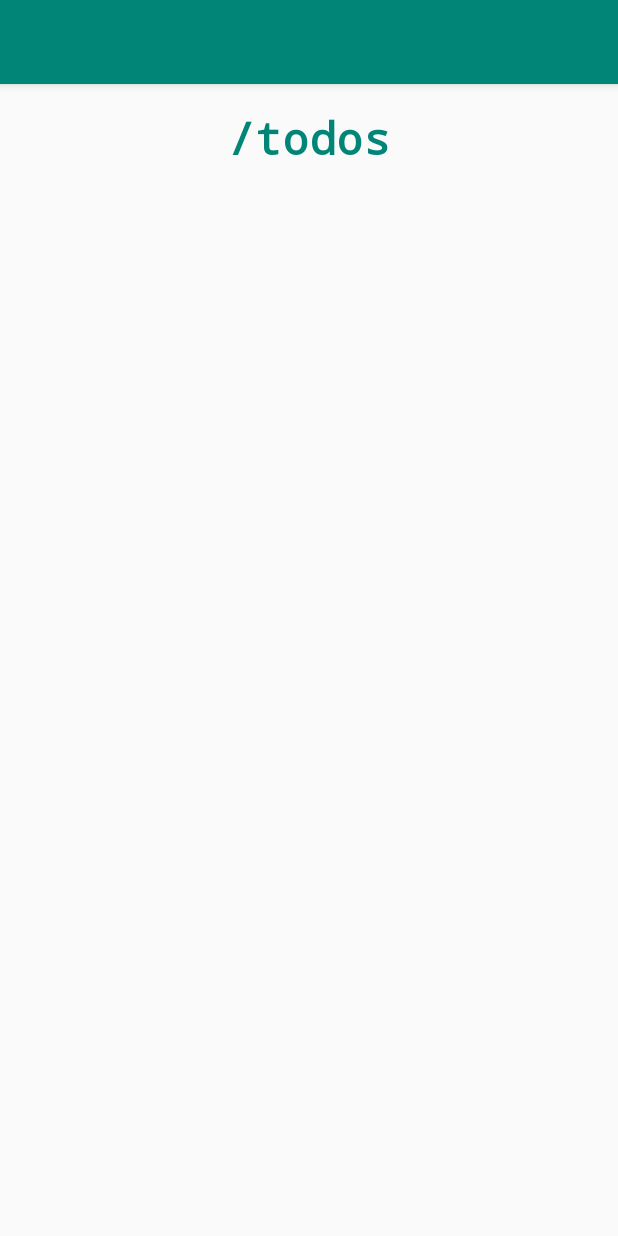
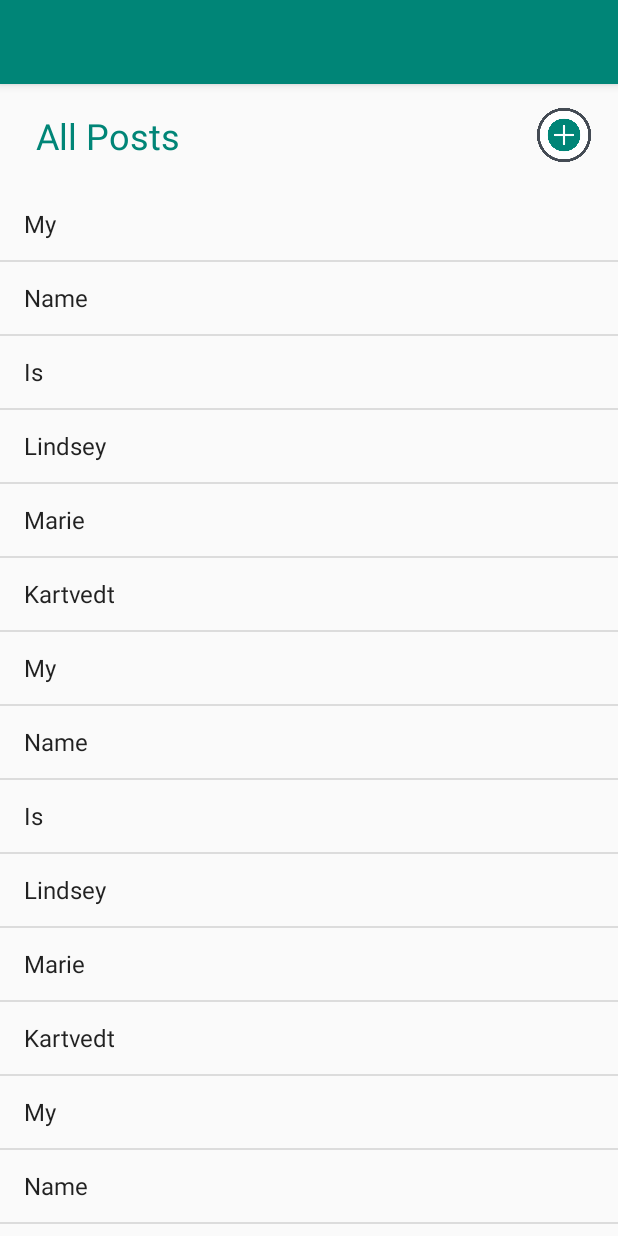
Before and after one commit to lkartvedt-A/YayInternet, an Android app: the screen it shows after launch (MainActivity), on a phone screen of 412 x 824 dp. Run offline under Robolectric (Android 15) with nearby library versions, the phone set to English and light mode, and no system bars.

Commit message:
new layouts and list view

```diff
--- a/app/build.gradle
+++ b/app/build.gradle
@@ -4,7 +4,7 @@ android {
     compileSdkVersion 28
     defaultConfig {
         applicationId "com.example.learningble"
-        minSdkVersion 18
+        minSdkVersion 21
         targetSdkVersion 28
         versionCode 1
         versionName "1.0"
@@ -26,4 +26,5 @@ dependencies {
     androidTestImplementation 'com.android.support.test:runner:1.0.2'
     androidTestImplementation 'com.android.support.test.espresso:espresso-core:3.0.2'
     implementation 'com.android.support:design:28.0.0'
+    implementation 'com.android.support:mediarouter-v7:28.0.0'
 }
--- a/app/src/main/AndroidManifest.xml
+++ b/app/src/main/AndroidManifest.xml
@@ -11,7 +11,8 @@
         android:supportsRtl="true"
         android:theme="@style/AppTheme"
         tools:ignore="GoogleAppIndexingWarning">
-        <activity android:name=".DeleteActivity"></activity>
+        <activity android:name=".CreatePost"></activity>
+        <activity android:name=".DeleteActivity" />
         <activity android:name=".PatchActivity" />
         <activity android:name=".PutActivity" />
         <activity android:name=".GetActivity" />
--- a/app/src/main/java/com/example/learningble/MainActivity.java
+++ b/app/src/main/java/com/example/learningble/MainActivity.java
@@ -5,17 +5,104 @@ import android.support.v7.app.AppCompatActivity;
 import android.os.Bundle;
 import android.util.Log;
 import android.view.View;
+import android.support.v7.widget.Toolbar;
+import android.widget.ArrayAdapter;
+import android.widget.Button;
+import android.widget.ListView;
+import java.net.URL;
+import java.io.DataOutputStream;
+import java.io.InputStreamReader;
+import java.io.OutputStream;
+import java.io.BufferedReader;
+import java.net.HttpURLConnection;
 
-public class MainActivity extends AppCompatActivity { //implements View.OnClickListener {
+import java.util.ArrayList;
+
+public class MainActivity extends AppCompatActivity implements View.OnClickListener {
 
     Intent intent;
+    ListView listview;
 
     @Override
     protected void onCreate(Bundle savedInstanceState) {
         super.onCreate(savedInstanceState);
         setContentView(R.layout.activity_main);
 
+        Toolbar myToolbar = findViewById(R.id.my_toolbar);
+        setSupportActionBar(myToolbar);
+
+        findViewById(R.id.plus_button).setOnClickListener(this);
+
+        listview = findViewById(R.id.list_view);
+
+        ArrayList<String> arrayList = new ArrayList<>();
+
+        arrayList.add("My");
+        arrayList.add("Name");
+        arrayList.add("Is");
+        arrayList.add("Lindsey");
+        arrayList.add("Marie");
+        arrayList.add("Kartvedt");
+        arrayList.add("My");
+        arrayList.add("Name");
+        arrayList.add("Is");
+        arrayList.add("Lindsey");
+        arrayList.add("Marie");
+        arrayList.add("Kartvedt");
+        arrayList.add("My");
+        arrayList.add("Name");
+        arrayList.add("Is");
+        arrayList.add("Lindsey");
+        arrayList.add("Marie");
+        arrayList.add("Kartvedt");
+        arrayList.add("My");
+        arrayList.add("Name");
+        arrayList.add("Is");
+        arrayList.add("Lindsey");
+        arrayList.add("Marie");
+        arrayList.add("Kartvedt");
+
+        ArrayAdapter arrayAdapter = new ArrayAdapter(this, android.R.layout.simple_list_item_1, arrayList);
+
+        listview.setAdapter(arrayAdapter);
 
     }
 
+//    public static void getPostsList() {
+//
+//        try {
+//            getPostStartup(new URL(baseURL));
+//        } catch (Exception ex) {
+//            System.out.println("Error occured");
+//        }
+//    }
+//
+//    public static void getPostStartup(URL url) {
+//
+//        try {
+//            conn = (HttpURLConnection) url.openConnection();
+//            conn.setRequestMethod("GET");
+//
+//            conn.setDoOutput(true);
+//            conn.connect();
+//            printData(conn);
+//        } catch(Exception ex) {
+//            System.out.println("Error occured");
+//        }
+//    }
+
+
+    @Override
+    public void onClick(View v) {
+
+        switch(v.getId()){
+
+            case R.id.plus_button:
+                intent = new Intent(this, CreatePost.class);
+                startActivity(intent);
+                break;
+
+        }
+    }
+
 }
--- a/app/src/main/res/drawable/button_background.xml
+++ b/app/src/main/res/drawable/save_button_background.xml
@@ -1,6 +1,5 @@
 <?xml version="1.0" encoding="utf-8"?>
-
 <shape xmlns:android="http://schemas.android.com/apk/res/android">
-        <solid android:color="@color/colorPrimary"/>
-        <corners android:radius="10dp"/>
+    <solid android:color="@color/colorPrimary"/>
+    <corners android:radius="10dp"/>
 </shape>
--- a/app/src/main/res/layout/activity_main.xml
+++ b/app/src/main/res/layout/activity_main.xml
@@ -6,19 +6,45 @@
     android:layout_height="match_parent"
     tools:context=".MainActivity">
 
+    <Button
+        android:id="@+id/plus_button"
+        android:layout_width="40dp"
+        android:layout_height="40dp"
+        android:layout_marginTop="70dp"
+        android:layout_marginEnd="16dp"
+        android:background="@drawable/plus_icon"
+        app:layout_constraintEnd_toEndOf="parent"
+        app:layout_constraintTop_toTopOf="parent" />
+
+    <android.support.v7.widget.Toolbar
+        android:id="@+id/my_toolbar"
+        android:layout_width="match_parent"
+        android:layout_height="?attr/actionBarSize"
+        android:background="?attr/colorPrimary"
+        android:elevation="4dp"
+        android:theme="@style/ThemeOverlay.AppCompat.ActionBar"
+        app:layout_constraintTop_toTopOf="parent"
+        app:popupTheme="@style/ThemeOverlay.AppCompat.Light" />
+
     <TextView
-        android:id="@+id/page1_name"
+        android:id="@+id/textView"
         android:layout_width="wrap_content"
         android:layout_height="wrap_content"
-        android:layout_marginTop="15dp"
-        android:fontFamily="monospace"
+        android:layout_marginStart="24dp"
+        android:layout_marginTop="18dp"
+        android:fontFamily="sans-serif"
         android:text="@string/page1_name"
-        android:textAlignment="center"
-        android:textColor="#008577"
-        android:textSize="30sp"
-        android:textStyle="bold"
+        android:textColor="@color/colorPrimary"
+        android:textSize="24sp"
+        app:layout_constraintStart_toStartOf="parent"
+        app:layout_constraintTop_toBottomOf="@+id/my_toolbar" />
+
+    <ListView
+        android:id="@+id/list_view"
+        android:layout_width="match_parent"
+        android:layout_height="match_parent"
+        android:layout_marginTop="125dp"
         app:layout_constraintEnd_toEndOf="parent"
-        app:layout_constraintHorizontal_bias="0.5"
         app:layout_constraintStart_toStartOf="parent"
         app:layout_constraintTop_toTopOf="parent" />
 
--- a/app/src/main/res/values/strings.xml
+++ b/app/src/main/res/values/strings.xml
@@ -1,9 +1,8 @@
 <resources>
 
     <string name="app_name"> </string>
+    <string name="plus_icon">Make New Post</string>
+    <string name="page1_name">All Posts</string>
+    <string name="save_button">Save</string>
 
-
-    //TextView Names
-    <string name="page1_name">/todos</string>
-
-    </resources>
+</resources>
--- a/app/src/main/res/values/styles.xml
+++ b/app/src/main/res/values/styles.xml
@@ -1,7 +1,7 @@
 <resources>
 
     <!-- Base application theme. -->
-    <style name="AppTheme" parent="Theme.AppCompat.Light.DarkActionBar">
+    <style name="AppTheme" parent="Theme.AppCompat.Light.NoActionBar">
         <!-- Customize your theme here. -->
         <item name="colorPrimary">@color/colorPrimary</item>
         <item name="colorPrimaryDark">@color/colorPrimaryDark</item>
```
Also changed, not shown: app/src/main/java/com/example/learningble/CreatePost.java (added, +13 -0 lines), app/src/main/res/layout/activity_create_post.xml (added, +20 -0 lines), app/src/main/res/menu/toolbar.xml (added, +10 -0 lines), app/src/main/res/drawable/plus_icon.png (renamed from app/src/main/res/mipmap-hdpi/plus_icon.png).
